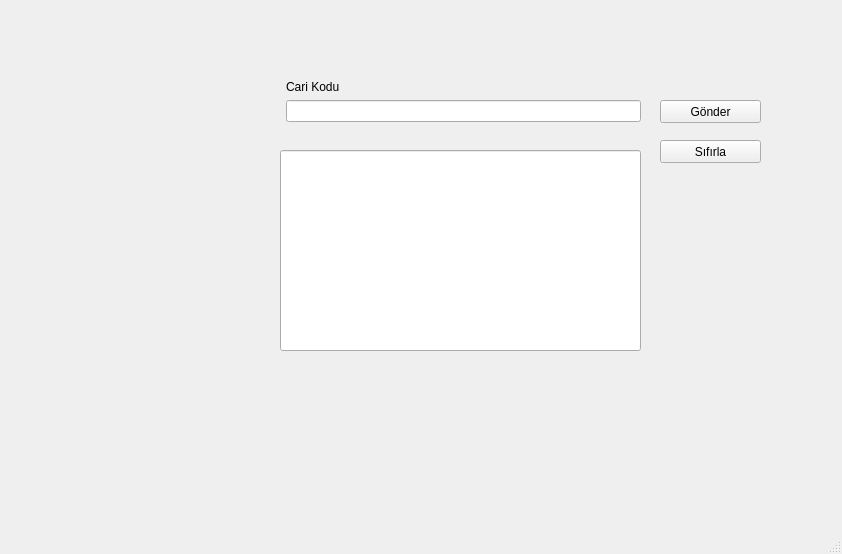
VektorelPythonOnlineClass1/Egzersizler, file Sinan/proje3/anasayfa.ui: the form before one commit.
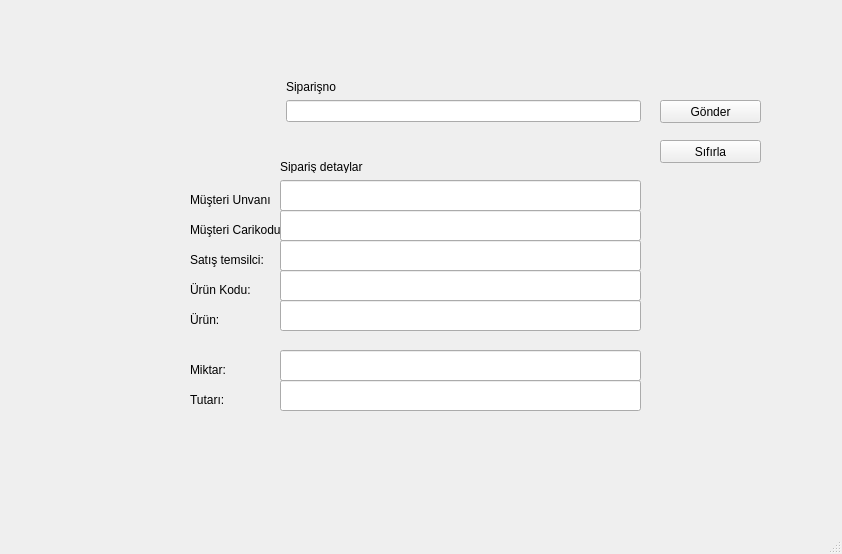
The form after the commit.

Patch:
```diff
--- a/Sinan/proje3/anasayfa.ui
+++ b/Sinan/proje3/anasayfa.ui
@@ -27,7 +27,7 @@
      <item row="1" column="1">
       <widget class="QLabel" name="label">
        <property name="text">
-        <string>Cari Kodu</string>
+        <string>Siparişno</string>
        </property>
       </widget>
      </item>
@@ -56,9 +56,9 @@
     <property name="geometry">
      <rect>
       <x>280</x>
-      <y>150</y>
+      <y>180</y>
       <width>361</width>
-      <height>201</height>
+      <height>31</height>
      </rect>
     </property>
     <property name="readOnly">
@@ -78,6 +78,206 @@
      <string>Sıfırla</string>
     </property>
    </widget>
+   <widget class="QLabel" name="label_2">
+    <property name="geometry">
+     <rect>
+      <x>280</x>
+      <y>160</y>
+      <width>353</width>
+      <height>13</height>
+     </rect>
+    </property>
+    <property name="text">
+     <string>Sipariş detaylar</string>
+    </property>
+   </widget>
+   <widget class="QLineEdit" name="caribilgi_2">
+    <property name="enabled">
+     <bool>true</bool>
+    </property>
+    <property name="geometry">
+     <rect>
+      <x>280</x>
+      <y>210</y>
+      <width>361</width>
+      <height>31</height>
+     </rect>
+    </property>
+    <property name="readOnly">
+     <bool>true</bool>
+    </property>
+   </widget>
+   <widget class="QLineEdit" name="caribilgi_3">
+    <property name="enabled">
+     <bool>true</bool>
+    </property>
+    <property name="geometry">
+     <rect>
+      <x>280</x>
+      <y>270</y>
+      <width>361</width>
+      <height>31</height>
+     </rect>
+    </property>
+    <property name="readOnly">
+     <bool>true</bool>
+    </property>
+   </widget>
+   <widget class="QLineEdit" name="caribilgi_4">
+    <property name="enabled">
+     <bool>true</bool>
+    </property>
+    <property name="geometry">
+     <rect>
+      <x>280</x>
+      <y>240</y>
+      <width>361</width>
+      <height>31</height>
+     </rect>
+    </property>
+    <property name="readOnly">
+     <bool>true</bool>
+    </property>
+   </widget>
+   <widget class="QLineEdit" name="caribilgi_5">
+    <property name="enabled">
+     <bool>true</bool>
+    </property>
+    <property name="geometry">
+     <rect>
+      <x>280</x>
+      <y>300</y>
+      <width>361</width>
+      <height>31</height>
+     </rect>
+    </property>
+    <property name="readOnly">
+     <bool>true</bool>
+    </property>
+   </widget>
+   <widget class="QLabel" name="label_3">
+    <property name="geometry">
+     <rect>
+      <x>190</x>
+      <y>190</y>
+      <width>81</width>
+      <height>20</height>
+     </rect>
+    </property>
+    <property name="text">
+     <string>Müşteri Unvanı:</string>
+    </property>
+   </widget>
+   <widget class="QLabel" name="label_4">
+    <property name="geometry">
+     <rect>
+      <x>190</x>
+      <y>220</y>
+      <width>91</width>
+      <height>20</height>
+     </rect>
+    </property>
+    <property name="text">
+     <string>Müşteri Carikodu:</string>
+    </property>
+   </widget>
+   <widget class="QLabel" name="label_5">
+    <property name="geometry">
+     <rect>
+      <x>190</x>
+      <y>250</y>
+      <width>91</width>
+      <height>20</height>
+     </rect>
+    </property>
+    <property name="text">
+     <string>Satış temsilci:</string>
+    </property>
+   </widget>
+   <widget class="QLabel" name="label_6">
+    <property name="geometry">
+     <rect>
+      <x>190</x>
+      <y>280</y>
+      <width>91</width>
+      <height>20</height>
+     </rect>
+    </property>
+    <property name="text">
+     <string>Ürün Kodu:</string>
+    </property>
+   </widget>
+   <widget class="QLabel" name="label_7">
+    <property name="geometry">
+     <rect>
+      <x>190</x>
+      <y>310</y>
+      <width>91</width>
+      <height>20</height>
+     </rect>
+    </property>
+    <property name="text">
+     <string>Ürün:</string>
+    </property>
+   </widget>
+   <widget class="QLineEdit" name="caribilgi_6">
+    <property name="enabled">
+     <bool>true</bool>
+    </property>
+    <property name="geometry">
+     <rect>
+      <x>280</x>
+      <y>350</y>
+      <width>361</width>
+      <height>31</height>
+     </rect>
+    </property>
+    <property name="readOnly">
+     <bool>true</bool>
+    </property>
+   </widget>
+   <widget class="QLineEdit" name="caribilgi_7">
+    <property name="enabled">
+     <bool>true</bool>
+    </property>
+    <property name="geometry">
+     <rect>
+      <x>280</x>
+      <y>380</y>
+      <width>361</width>
+      <height>31</height>
+     </rect>
+    </property>
+    <property name="readOnly">
+     <bool>true</bool>
+    </property>
+   </widget>
+   <widget class="QLabel" name="label_8">
+    <property name="geometry">
+     <rect>
+      <x>190</x>
+      <y>360</y>
+      <width>71</width>
+      <height>20</height>
+     </rect>
+    </property>
+    <property name="text">
+     <string>Miktar:</string>
+    </property>
+   </widget>
+   <widget class="QLabel" name="label_9">
+    <property name="geometry">
+     <rect>
+      <x>190</x>
+      <y>390</y>
+      <width>71</width>
+      <height>20</height>
+     </rect>
+    </property>
+    <property name="text">
+     <string>Tutarı:</string>
+    </property>
+   </widget>
   </widget>
   <widget class="QMenuBar" name="menubar">
    <property name="geometry">
```
